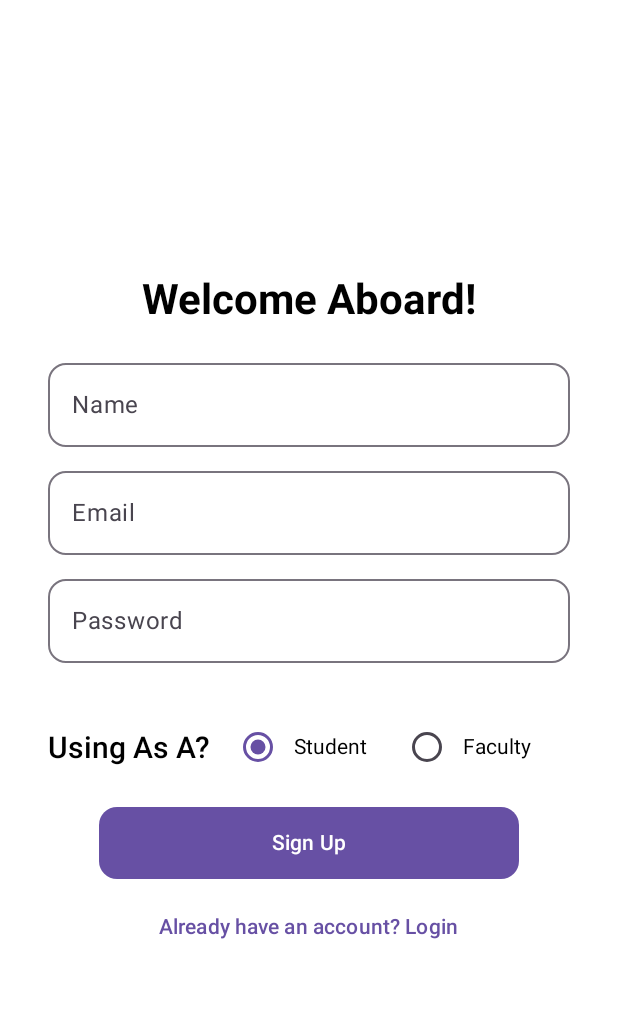
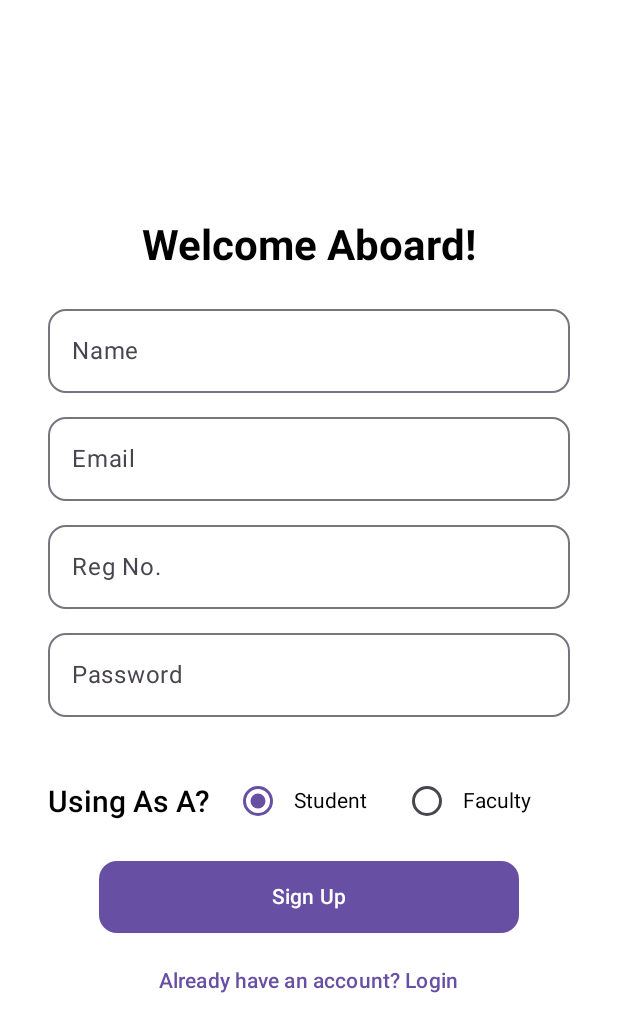
Before and after one commit to tripHarshit/AttendanceTracker, an Android app built with Jetpack Compose: the @Preview function SignUpPreview, on a phone screen of 412 x 824 dp. Shown: the top 1032 px of the screen. Run offline under Robolectric (Android 15) with nearby library versions, the phone set to English and light mode, and no system bars.

```diff
--- a/app/build.gradle.kts
+++ b/app/build.gradle.kts
@@ -74,7 +74,7 @@ dependencies {
     implementation("com.google.mlkit:face-detection:16.1.5")
     implementation("androidx.exifinterface:exifinterface:1.3.6")
     dependencies {
-        implementation("org.opencv:opencv-android:4.5.1")
+     //   implementation("org.opencv:opencv-android:4.5.1")
     }
 
 }
--- a/app/src/main/java/com/example/attendancetracker/MainActivity.kt
+++ b/app/src/main/java/com/example/attendancetracker/MainActivity.kt
@@ -20,11 +20,6 @@ class MainActivity : ComponentActivity() {
     override fun onCreate(savedInstanceState: Bundle?) {
         super.onCreate(savedInstanceState)
         enableEdgeToEdge()
-        if (!OpenCVLoader.initDebug()) {
-            println("OpenCV Initialization Failed!")
-        } else {
-            println("OpenCV Initialized Successfully!")
-        }
         setContent {
             AttendanceTrackerTheme {
                    FaceDetectionScreen(navController = rememberNavController())
--- a/app/src/main/java/com/example/attendancetracker/ui/theme/screens/BaseScreen.kt
+++ b/app/src/main/java/com/example/attendancetracker/ui/theme/screens/BaseScreen.kt
@@ -17,13 +17,14 @@ import androidx.compose.ui.unit.dp
 import androidx.navigation.NavController
 import androidx.navigation.compose.rememberNavController
 import com.example.attendancetracker.R
+import com.example.attendancetracker.ui.theme.navigation.CommonAppScreens
 import kotlinx.coroutines.delay
 
 @Composable
 fun SplashScreen(navController: NavController) {
     LaunchedEffect(Unit) {
         delay(2000)
-        navController.navigate("login")
+        navController.navigate(CommonAppScreens.LoginScreen.name)
     }
     Box(
         modifier = Modifier.fillMaxSize().background(Color.White),
--- a/app/src/main/java/com/example/attendancetracker/ui/theme/screens/SignUpScreen.kt
+++ b/app/src/main/java/com/example/attendancetracker/ui/theme/screens/SignUpScreen.kt
@@ -15,6 +15,9 @@ import androidx.compose.ui.unit.dp
 import androidx.compose.ui.unit.sp
 import androidx.navigation.NavController
 import androidx.navigation.compose.rememberNavController
+import com.example.attendancetracker.ui.theme.navigation.CommonAppScreens
+import com.example.attendancetracker.ui.theme.navigation.FacultyScreens
+import com.example.attendancetracker.ui.theme.navigation.StudentScreens
 
 @Composable
 fun SignUpScreen(navController: NavController) {
@@ -22,10 +25,13 @@ fun SignUpScreen(navController: NavController) {
     var name by remember { mutableStateOf("") }
     var email by remember { mutableStateOf("") }
     var password by remember { mutableStateOf("") }
+    var regNo by remember { mutableStateOf("") }
     var role by remember { mutableStateOf("Student") }
 
     Column(
-        modifier = Modifier.fillMaxSize().padding(16.dp),
+        modifier = Modifier
+            .fillMaxSize()
+            .padding(16.dp),
         horizontalAlignment = Alignment.CenterHorizontally,
         verticalArrangement = Arrangement.Center
     ) {
@@ -40,8 +46,9 @@ fun SignUpScreen(navController: NavController) {
                     keyboardController?.hide()
                 }
             ),
-            modifier = Modifier.fillMaxWidth()
-                .padding(start = 16.dp,end = 16.dp))
+            modifier = Modifier
+                .fillMaxWidth()
+                .padding(start = 16.dp, end = 16.dp))
         Spacer(modifier = Modifier.height(8.dp))
         OutlinedTextField(value = email, onValueChange = { email = it }, label = { Text("Email")},
             singleLine = true,
@@ -51,8 +58,26 @@ fun SignUpScreen(navController: NavController) {
                     keyboardController?.hide()
                 }
             ),
-            modifier = Modifier.fillMaxWidth()
-                .padding( start = 16.dp,end = 16.dp),)
+            modifier = Modifier
+                .fillMaxWidth()
+                .padding(start = 16.dp, end = 16.dp),)
+
+        //EXTRA STUDENT SPECIFIC FIELD ADDED
+
+        if(role == "Student") {
+            Spacer(modifier = Modifier.height(8.dp))
+            OutlinedTextField(value = regNo, onValueChange = { password = it }, label = { Text("Reg No.") },
+                singleLine = true,
+                shape = RoundedCornerShape(12.dp),
+                keyboardActions = KeyboardActions(
+                    onDone = {
+                        keyboardController?.hide()
+                    }
+                ),
+                modifier = Modifier
+                    .fillMaxWidth()
+                    .padding( start = 16.dp, end = 16.dp))
+        }
         Spacer(modifier = Modifier.height(8.dp))
         OutlinedTextField(value = password, onValueChange = { password = it }, label = { Text("Password") },
             singleLine = true,
@@ -62,8 +87,9 @@ fun SignUpScreen(navController: NavController) {
                     keyboardController?.hide()
                 }
             ),
-            modifier = Modifier.fillMaxWidth()
-                .padding(bottom = 16.dp, start = 16.dp,end = 16.dp))
+            modifier = Modifier
+                .fillMaxWidth()
+                .padding(bottom = 16.dp, start = 16.dp, end = 16.dp))
 
         Spacer(modifier = Modifier.height(16.dp))
 
@@ -91,17 +117,23 @@ fun SignUpScreen(navController: NavController) {
         }
 
         Spacer(modifier = Modifier.height(16.dp))
-        Button(onClick = { /* Handle sign-up logic */ },
-            modifier = Modifier.fillMaxWidth()
+        Button(onClick = {
+            if (role == "Student") {
+                navController.navigate(StudentScreens.HomeScreen.name)
+            } else if (role == "Faculty") {
+                navController.navigate(FacultyScreens.HomeScreen.name)
+            }
+        },
+            modifier = Modifier
+                .fillMaxWidth()
                 .padding(start = 50.dp, end = 50.dp),
             shape = RoundedCornerShape(12.dp)) {
             Text(text = "Sign Up",
                 modifier = Modifier.padding(vertical = 6.dp))
         }
         Spacer(modifier = Modifier.height(8.dp))
-        TextButton(onClick = { navController.navigate("login") }) {
-            Text(text = "Already have an account? Login",
-                )
+        TextButton(onClick = { navController.navigate(CommonAppScreens.LoginScreen.name ) }) {
+            Text(text = "Already have an account? Login")
         }
     }
 }
--- /dev/null
+++ b/app/src/main/res/drawable/baseline_class_24.xml
@@ -0,0 +1,5 @@
+<vector xmlns:android="http://schemas.android.com/apk/res/android" android:height="24dp" android:tint="#000000" android:viewportHeight="24" android:viewportWidth="24" android:width="24dp">
+
+    <path android:fillColor="@android:color/white" android:pathData="M18,2H6c-1.1,0 -2,0.9 -2,2v16c0,1.1 0.9,2 2,2h12c1.1,0 2,-0.9 2,-2V4c0,-1.1 -0.9,-2 -2,-2zM6,4h5v8l-2.5,-1.5L6,12V4z"/>
+
+</vector>
--- /dev/null
+++ b/app/src/main/res/drawable/baseline_notifications_24.xml
@@ -0,0 +1,5 @@
+<vector xmlns:android="http://schemas.android.com/apk/res/android" android:height="24dp" android:tint="#000000" android:viewportHeight="24" android:viewportWidth="24" android:width="24dp">
+
+    <path android:fillColor="@android:color/white" android:pathData="M12,22c1.1,0 2,-0.9 2,-2h-4c0,1.1 0.89,2 2,2zM18,16v-5c0,-3.07 -1.64,-5.64 -4.5,-6.32L13.5,4c0,-0.83 -0.67,-1.5 -1.5,-1.5s-1.5,0.67 -1.5,1.5v0.68C7.63,5.36 6,7.92 6,11v5l-2,2v1h16v-1l-2,-2z"/>
+
+</vector>
--- /dev/null
+++ b/app/src/main/res/drawable/baseline_table_view_24.xml
@@ -0,0 +1,5 @@
+<vector xmlns:android="http://schemas.android.com/apk/res/android" android:height="24dp" android:tint="#000000" android:viewportHeight="24" android:viewportWidth="24" android:width="24dp">
+
+    <path android:fillColor="@android:color/white" android:pathData="M19,7H9C7.9,7 7,7.9 7,9v10c0,1.1 0.9,2 2,2h10c1.1,0 2,-0.9 2,-2V9C21,7.9 20.1,7 19,7zM19,9v2H9V9H19zM13,15v-2h2v2H13zM15,17v2h-2v-2H15zM11,15H9v-2h2V15zM17,13h2v2h-2V13zM9,17h2v2H9V17zM17,19v-2h2v2H17zM6,17H5c-1.1,0 -2,-0.9 -2,-2V5c0,-1.1 0.9,-2 2,-2h10c1.1,0 2,0.9 2,2v1h-2V5H5v10h1V17z"/>
+
+</vector>
```
Also changed, not shown: app/src/main/java/com/example/attendancetracker/ui/theme/navigation/AppNavigation.kt (added, +49 -0 lines), app/src/main/java/com/example/attendancetracker/ui/theme/screens/FacultyScreens/FacultyHomeScreen.kt (added, +91 -0 lines), app/src/main/res/drawable/baseline_camera_alt_24.xml (added, +7 -0 lines), app/src/main/res/drawable/baseline_person_2_24.xml (added, +7 -0 lines).
